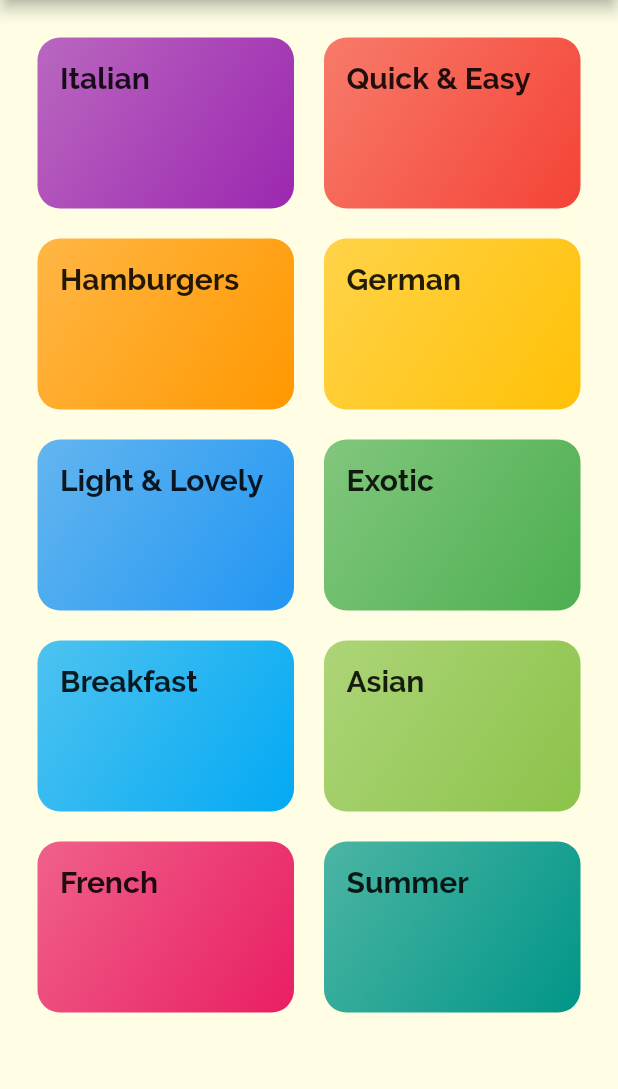
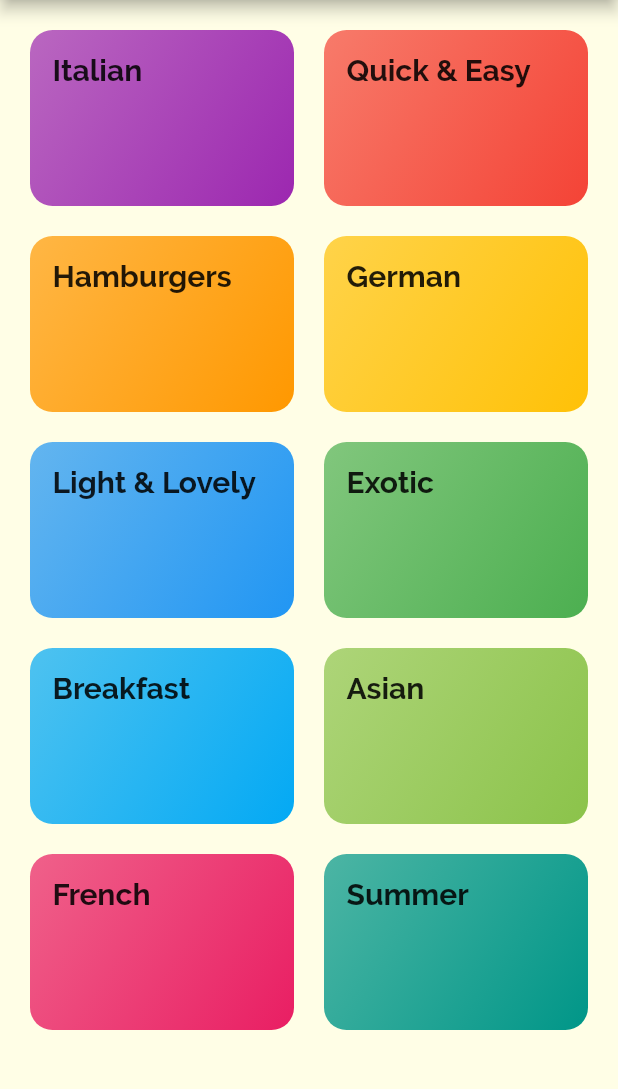
Before and after one commit to Bhupendrapt5/flutter-meal-app, a Flutter app: the screen it shows after launch, on a phone screen of 412 x 824 dp, the part 84-1173 px from its top. Run offline on Flutter 3.47's test engine with Material 2 defaults, Android fonts, the phone set to English and light mode, and no system bars.

```diff
--- /dev/null
+++ b/lib/ miscFiles/routeNames.dart
@@ -0,0 +1,7 @@
+
+class RouteNames{
+
+  static const String mealScreen = '/meals_screen';
+  static const String homeScreen = '/';
+
+}
--- a/lib/categories_screen.dart
+++ b/lib/categories_screen.dart
@@ -13,7 +13,7 @@ class CategoriesScreen extends StatelessWidget {
         title: const Text("Meals"),
       ),
       body: GridView(
-        padding: const EdgeInsets.all(25),
+        padding: const EdgeInsets.all(20),
         children: DUMMY_CATEGORIES
             .map(
               (cData) => CategoryItem(
--- a/lib/main.dart
+++ b/lib/main.dart
@@ -1,4 +1,5 @@
 import 'package:flutter/material.dart';
+import './ miscFiles/routeNames.dart';
 
 
 import './widget/meals_screen.dart';
@@ -16,7 +17,7 @@ class MyApp extends StatelessWidget {
       theme: ThemeData(
           primarySwatch: Colors.indigo,
           accentColor: Colors.lightBlue,
-          canvasColor: Color.fromRGBO(255, 254, 229, 1),
+          canvasColor: Color.fromRGBO(255, 254, 230, 1),
           fontFamily: "RobotoCondensed",
           textTheme: ThemeData.light().textTheme.copyWith(
                 body1: TextStyle(
@@ -31,9 +32,11 @@ class MyApp extends StatelessWidget {
                   fontWeight: FontWeight.bold
                 ),
               )),
-      home: CategoriesScreen(),
+      // home: CategoriesScreen(),
       routes: {
-        '/meals_screen' : (ctx) => MealsScreen()
+
+        RouteNames.homeScreen : (ctx) => CategoriesScreen(),
+        RouteNames.mealScreen : (ctx) => MealsScreen()
       },
     );
   }
--- a/lib/widget/category_item.dart
+++ b/lib/widget/category_item.dart
@@ -1,4 +1,5 @@
 import 'package:flutter/material.dart';
+import '../ miscFiles/routeNames.dart';
 
 // import '../widget/meals_screen.dart';
 
@@ -11,7 +12,7 @@ class CategoryItem extends StatelessWidget {
 
   void selectCategory(BuildContext bCtx) {
     Navigator.of(bCtx).pushNamed(
-      '/meals_screen',
+      RouteNames.mealScreen ,
       arguments: {
         'id': cId,
         'title': title,
```
Also changed, not shown: lib/widget/meals_screen.dart (+5 -7 lines), lib/models/meal.dart (added).
